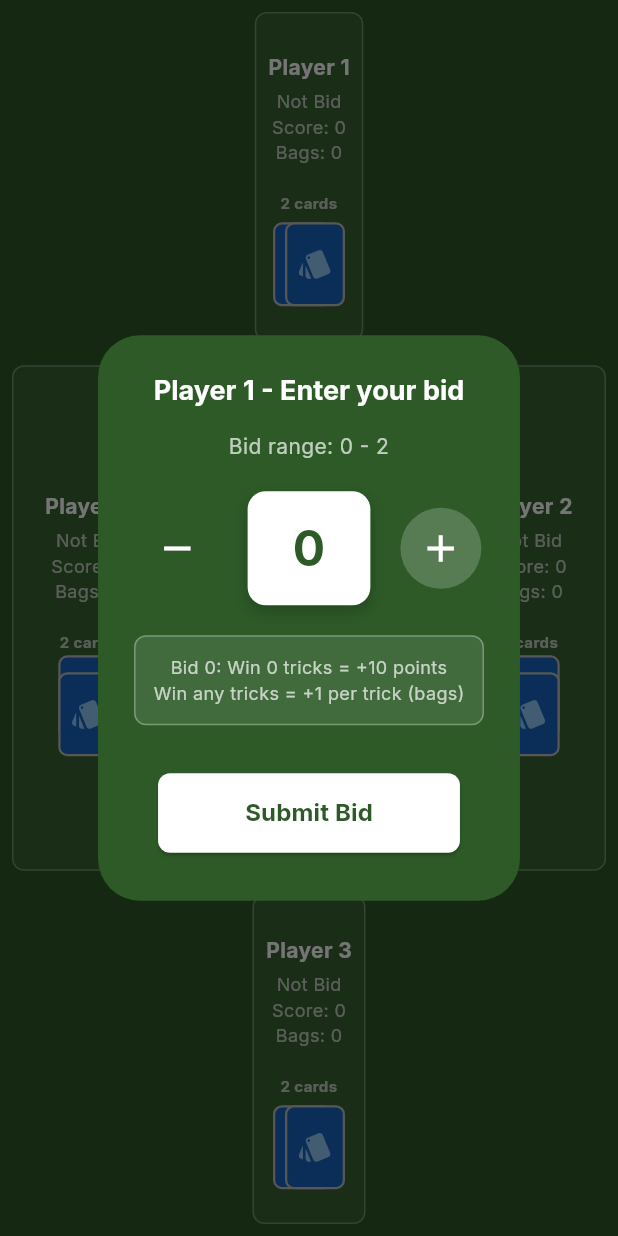
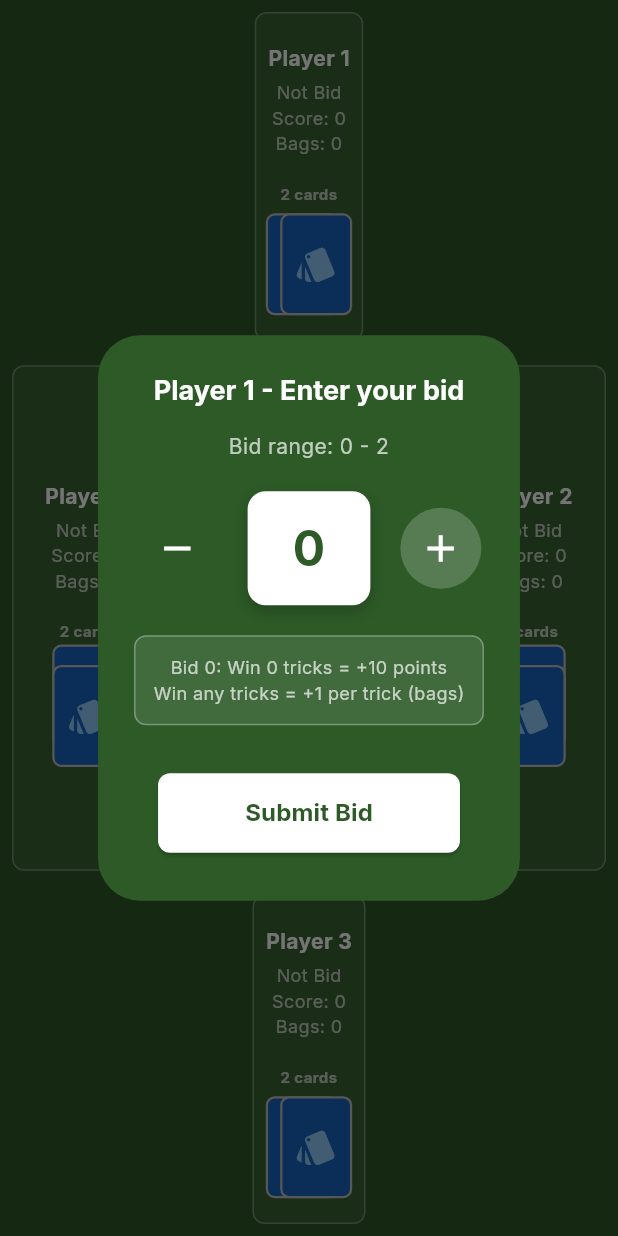
Before and after one commit to AungMyoKyaw4198/2to10_game, a Flutter app: the screen it shows after launch, after a tap on "Start New Game", on a phone screen of 412 x 824 dp. Run offline on Flutter 3.47's test engine with Material 3 defaults, Android fonts, the phone set to English and light mode, and no system bars; our stand-ins replace confetti, google_fonts.

Commit message:
Increase card width size.

```diff
--- a/two_to_ten/lib/widgets/player_box.dart
+++ b/two_to_ten/lib/widgets/player_box.dart
@@ -64,8 +64,8 @@ class _PlayerBoxState extends State<PlayerBox> {
       return;
     List<game_card.Card> hand =
         widget.currentRound!.playerHands[widget.playerIndex];
-    double cardWidth = 40;
-    double cardHeight = 56;
+    double cardWidth = 48;
+    double cardHeight = 68;
     String stats =
         'Bid: ${widget.player.currentBid >= 0 ? widget.player.currentBid : '-'} | Score: ${widget.player.score} | Bags: ${widget.player.bags}';
     // Get valid cards for this player using the round's getValidCards
@@ -359,8 +359,8 @@ class _PlayerBoxState extends State<PlayerBox> {
     }
     List<game_card.Card> hand =
         widget.currentRound!.playerHands[widget.playerIndex];
-    double cardWidth = 40;
-    double cardHeight = 56;
+    double cardWidth = 48;
+    double cardHeight = 68;
     double overlap = 0.2; // 20% offset, 80% overlap
     if (widget.position == 'left' || widget.position == 'right') {
       // Vertical stack for side players
--- a/two_to_ten/lib/widgets/playing_card_widget.dart
+++ b/two_to_ten/lib/widgets/playing_card_widget.dart
@@ -18,8 +18,8 @@ class PlayingCardWidget extends StatelessWidget {
     this.faceUp = false,
     this.isSelected = false,
     this.isPlayable = false,
-    this.width = 40,
-    this.height = 56,
+    this.width = 48,
+    this.height = 68,
     this.onTap,
     this.playerName,
     this.playerStats,
@@ -63,7 +63,9 @@ class PlayingCardWidget extends StatelessWidget {
                     style: TextStyle(
                       color: Color(card.color),
                       fontWeight: FontWeight.bold,
-                      fontSize: width * 0.45,
+                      fontSize: width * 0.44,
+                      fontFamily: 'RobotoMono',
+                      letterSpacing: card.displayString.length > 2 ? -1.5 : 0,
                       shadows:
                           isPlayable
                               ? [
@@ -74,6 +76,7 @@ class PlayingCardWidget extends StatelessWidget {
                               ]
                               : null,
                     ),
+                    textAlign: TextAlign.center,
                   ),
                 )
                 : Center(
```
